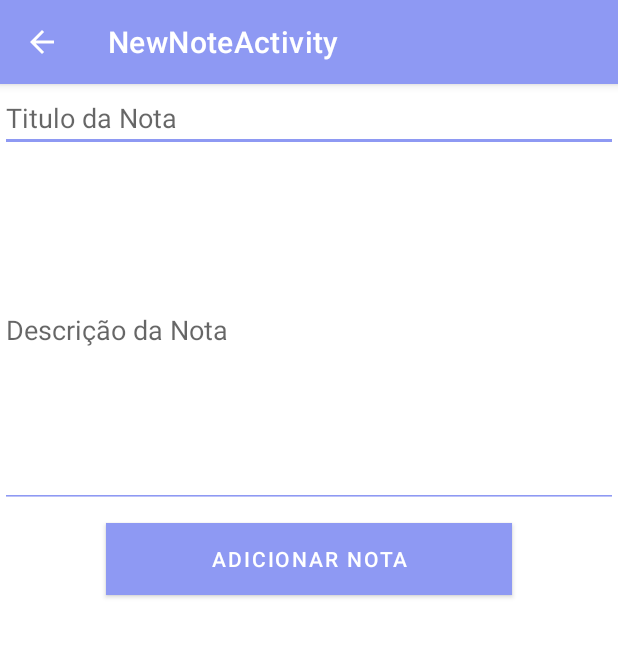
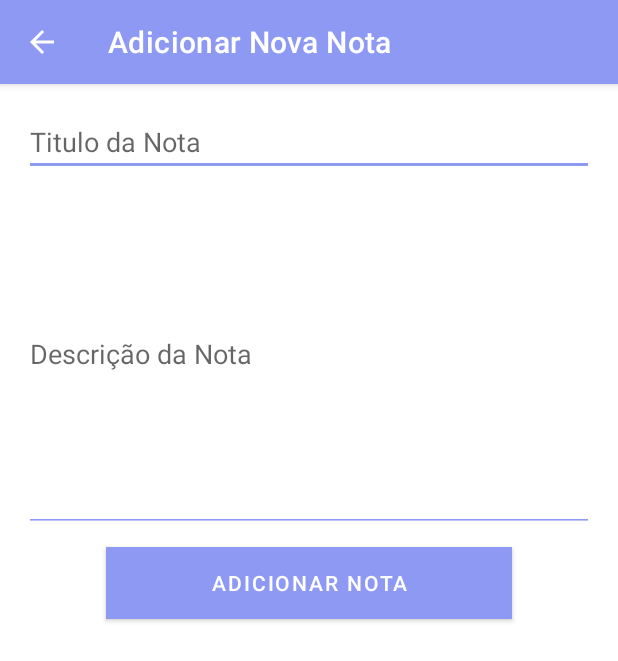
Before and after one commit to rafaelpereira97/Comp.Movel, an Android app: the NewNoteActivity screen opened directly, with no data from a screen before it, on a phone screen of 412 x 824 dp. Shown: the top 661 px of the screen. Run offline under Robolectric (Android 15) with nearby library versions, the phone set to English and light mode, and no system bars; our stand-ins replace Room's generated code.

```diff
--- a/app/src/main/java/com/example/compmovel/NewNoteActivity.kt
+++ b/app/src/main/java/com/example/compmovel/NewNoteActivity.kt
@@ -22,9 +22,9 @@ class NewNoteActivity : AppCompatActivity() {
         super.onCreate(savedInstanceState)
         setContentView(R.layout.activity_new_note)
         setSupportActionBar(findViewById(R.id.toolbar))
-
         val actionbar = supportActionBar
         actionbar?.setDisplayHomeAsUpEnabled(true)
+        setTitle("Adicionar Nova Nota")
 
         val insertBtn = findViewById<Button>(R.id.addLocalNote)
 
@@ -46,6 +46,7 @@ class NewNoteActivity : AppCompatActivity() {
             db?.notesDao()?.insertAll(nota)
             db?.close()
             Toast.makeText(applicationContext,"Nota Inserida com Sucesso!",Toast.LENGTH_LONG).show()
+            finish()
         }catch (exception: ExceptionInInitializerError){
             Toast.makeText(applicationContext,exception.toString(),Toast.LENGTH_LONG).show()
         }
--- a/app/src/main/java/com/example/compmovel/local/NotesDao.kt
+++ b/app/src/main/java/com/example/compmovel/local/NotesDao.kt
@@ -12,7 +12,7 @@ interface NotesDao {
     @Insert
     fun insertAll(vararg notes: Notes)
 
-    @Query("DELETE FROM notes WHERE note = :note")
-    fun deleteNote(note: String)
+    @Query("DELETE FROM notes WHERE uid = :uid")
+    fun deleteNote(uid: Int)
 
 }
--- a/app/src/main/java/com/example/compmovel/ui/dashboard/DashboardFragment.kt
+++ b/app/src/main/java/com/example/compmovel/ui/dashboard/DashboardFragment.kt
@@ -11,6 +11,7 @@ import android.view.ViewGroup
 import android.widget.Button
 import android.widget.EditText
 import android.widget.ImageView
+import android.widget.TextView
 import androidx.fragment.app.Fragment
 import androidx.lifecycle.ViewModelProvider
 import androidx.navigation.Navigation
@@ -20,6 +21,7 @@ class DashboardFragment : Fragment() {
 
     private lateinit var dashboardViewModel: DashboardViewModel
     private lateinit var incidentPicture: ImageView
+    private lateinit var base64string: TextView
 
     override fun onCreateView(
             inflater: LayoutInflater,
--- a/app/src/main/res/layout/content_new_note.xml
+++ b/app/src/main/res/layout/content_new_note.xml
@@ -4,7 +4,8 @@
     android:layout_width="match_parent"
     android:layout_height="match_parent"
     app:layout_behavior="@string/appbar_scrolling_view_behavior"
-    android:orientation="vertical">
+    android:orientation="vertical"
+    android:padding="16dp">
 
     <EditText
         android:id="@+id/noteTitle"
@@ -12,7 +13,8 @@
         android:layout_height="wrap_content"
         android:backgroundTint="@color/primaryColor"
         android:hint="Titulo da Nota"
-        android:inputType="textPersonName" />
+        android:inputType="textPersonName"
+        android:autofillHints="" />
 
     <EditText
         android:id="@+id/noteDescription"
@@ -21,7 +23,8 @@
         android:backgroundTint="@color/primaryColor"
         android:hint="Descrição da Nota"
         android:inputType="textMultiLine"
-        android:lines="10"/>
+        android:lines="10"
+        android:autofillHints="" />
 
     <Button
         android:id="@+id/addLocalNote"
```
Also changed, not shown: app/src/main/java/com/example/compmovel/LocalNotesAdapter.kt (+8 -0 lines), app/src/main/java/com/example/compmovel/ui/notifications/NotificationsFragment.kt (+24 -6 lines).
